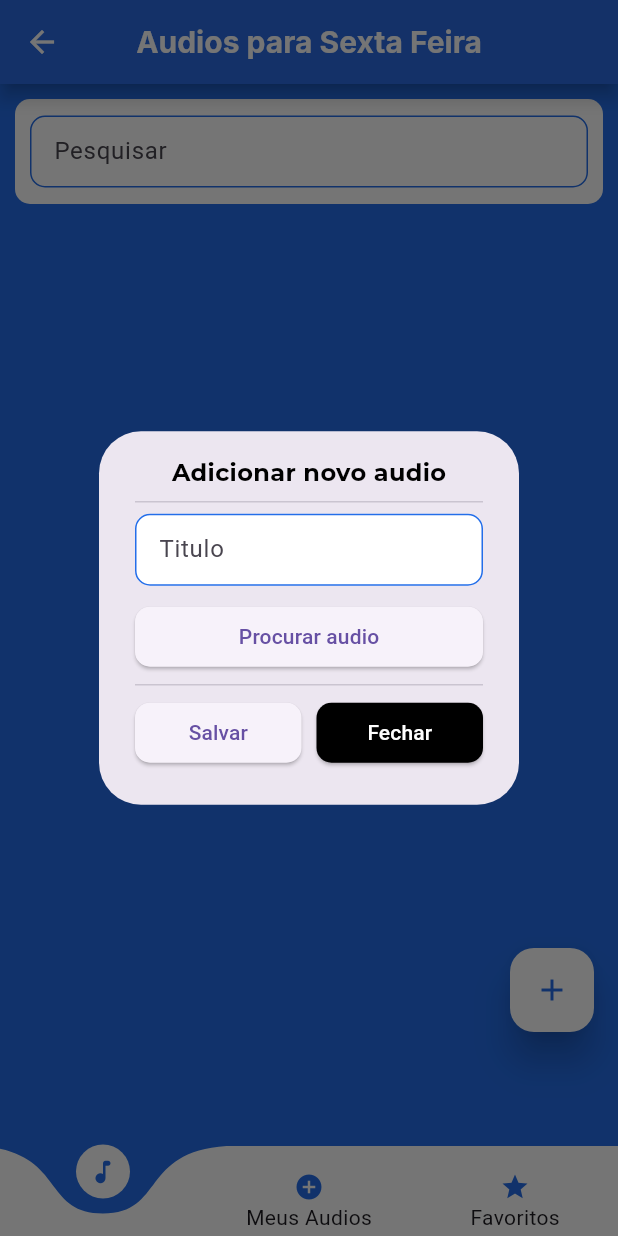
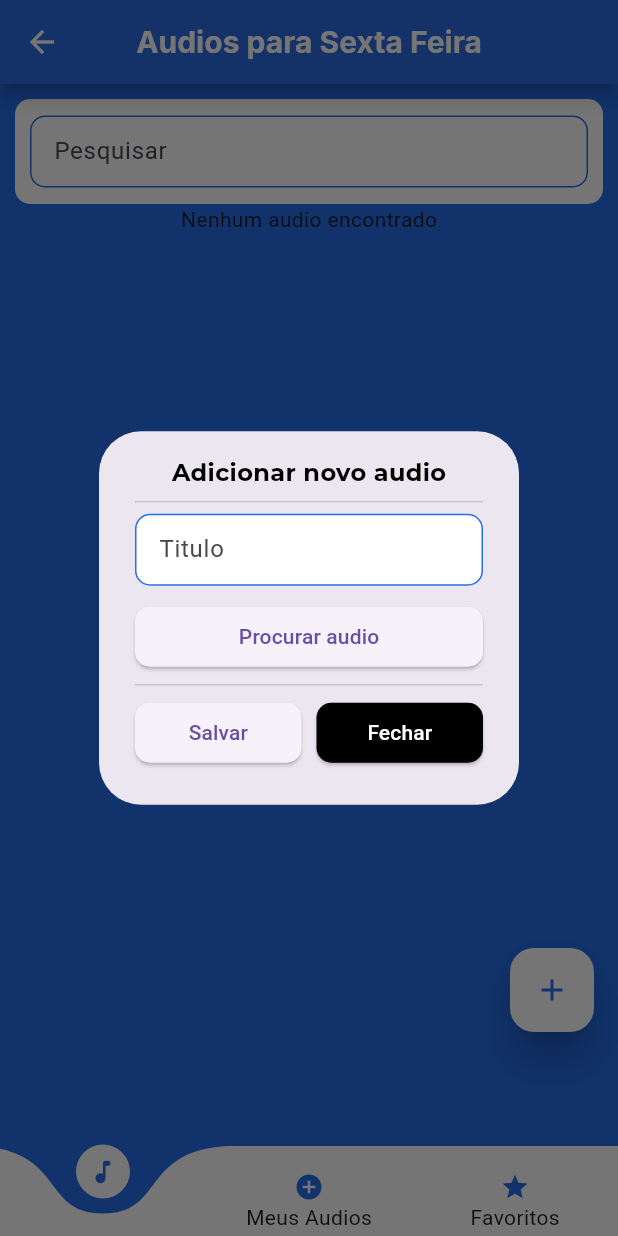
Before and after one commit to lucas3g/audio_sextafeira, a Flutter app: the MeusAudiosPage screen opened by its route, after a tap on the "add" icon, on a phone screen of 412 x 824 dp. Run offline on Flutter 3.47's test engine with Material 2 defaults, Android fonts, the phone set to English and light mode, and no system bars; drawn by our look-alikes of curved_navigation_bar, google_mobile_ads; our stand-ins replace audioplayers, dio, equatable, file_picker, flutter_mobx, flutter_modular and 6 more; missing offline and left inert: file_saver; accounts and stored records are empty; generated files the repository leaves out were written again; network calls fail; statements that could not run were skipped.

Commit message:
feat: search audios from db

```diff
--- a/lib/app/core_module/core_module.dart
+++ b/lib/app/core_module/core_module.dart
@@ -51,7 +51,7 @@ class CoreModule extends Module {
           tables: {table},
         );
 
-        service.init(param);
+        await service.init(param);
 
         return service;
       },
--- a/lib/app/modules/home/submodules/meus_audios/meus_audios_module.dart
+++ b/lib/app/modules/home/submodules/meus_audios/meus_audios_module.dart
@@ -1,3 +1,4 @@
+import 'package:audio_sextafeira/app/modules/home/submodules/lista_audios/presenter/mobx/audio_store.dart';
 import 'package:audio_sextafeira/app/modules/home/submodules/meus_audios/mobx/meus_audios_store.dart';
 import 'package:audio_sextafeira/app/modules/home/submodules/meus_audios/presenter/meus_audios_page.dart';
 import 'package:flutter_modular/flutter_modular.dart';
@@ -9,7 +10,7 @@ class MeusAudiosModule extends Module {
   @override
   final List<Bind> binds = [
     Bind.singleton<MeusAudiosStore>(
-      (i) => MeusAudiosStore(),
+      (i) => MeusAudiosStore(db: i()),
     ),
   ];
 
@@ -19,6 +20,7 @@ class MeusAudiosModule extends Module {
       '/',
       child: ((context, args) => MeusAudiosPage(
             store: Modular.get<MeusAudiosStore>(),
+            audioStore: Modular.get<AudioStore>(),
           )),
     ),
   ];
--- a/lib/app/modules/home/submodules/meus_audios/mobx/meus_audios_store.dart
+++ b/lib/app/modules/home/submodules/meus_audios/mobx/meus_audios_store.dart
@@ -2,15 +2,40 @@
 
 import 'dart:io';
 
-import 'package:audio_sextafeira/app/utils/my_snackbar.dart';
+import 'package:audio_sextafeira/app/core_module/services/sqflite/adapters/sqflite_adapter.dart';
+import 'package:audio_sextafeira/app/core_module/services/sqflite/adapters/tables.dart';
+import 'package:audio_sextafeira/app/core_module/services/sqflite/sqflite_storage_interface.dart';
+import 'package:audio_sextafeira/app/modules/home/submodules/lista_audios/domain/entities/audio.dart';
+import 'package:audio_sextafeira/app/modules/home/submodules/meus_audios/mobx/states/meus_audios_states.dart';
 import 'package:file_picker/file_picker.dart';
 import 'package:file_saver/file_saver.dart';
 import 'package:mobx/mobx.dart';
+
+import 'package:audio_sextafeira/app/utils/my_snackbar.dart';
+
 part 'meus_audios_store.g.dart';
 
 class MeusAudiosStore = _MeusAudiosStoreBase with _$MeusAudiosStore;
 
 abstract class _MeusAudiosStoreBase with Store {
+  final ISQLFliteStorage db;
+
+  _MeusAudiosStoreBase({
+    required this.db,
+  });
+
+  @observable
+  ObservableList<Audio> listAudios = ObservableList.of([]);
+
+  @observable
+  MeusAudiosStates _state = InitialMeusAudiosStates();
+
+  MeusAudiosStates get state => _state;
+
+  emit(MeusAudiosStates state) {
+    _state = state;
+  }
+
   @observable
   late File file = File('');
 
@@ -53,4 +78,22 @@ abstract class _MeusAudiosStoreBase with Store {
       MySnackBar(message: e.toString());
     }
   }
+
+  @action
+  Future getAllAudiosDB() async {
+    try {
+      emit(LoadingMeusAudiosStates());
+      final params = SQLFliteGetAllParam(table: Tables.meus_audios);
+
+      final result = await db.getAll(params);
+
+      final List<Audio> list = List.from(result.map(Audio.toEntity).toList());
+
+      listAudios = ObservableList.of(list);
+
+      emit(SuccessMeusAudiosStates());
+    } catch (e) {
+      emit(ErrorMeusAudiosStates(message: e.toString()));
+    }
+  }
 }
--- a/lib/app/modules/home/submodules/meus_audios/presenter/meus_audios_page.dart
+++ b/lib/app/modules/home/submodules/meus_audios/presenter/meus_audios_page.dart
@@ -1,15 +1,20 @@
 import 'package:flutter/material.dart';
+import 'package:flutter_mobx/flutter_mobx.dart';
 
+import 'package:audio_sextafeira/app/core_module/components/widgets/button_audio_widget.dart';
 import 'package:audio_sextafeira/app/core_module/components/widgets/my_input_widget.dart';
+import 'package:audio_sextafeira/app/modules/home/submodules/lista_audios/presenter/mobx/audio_store.dart';
 import 'package:audio_sextafeira/app/modules/home/submodules/meus_audios/mobx/meus_audios_store.dart';
 import 'package:audio_sextafeira/app/modules/home/submodules/meus_audios/presenter/widgets/modal_add_audio_widget.dart';
 import 'package:audio_sextafeira/app/theme/app_theme.dart';
 
 class MeusAudiosPage extends StatefulWidget {
   final MeusAudiosStore store;
+  final AudioStore audioStore;
   const MeusAudiosPage({
     Key? key,
     required this.store,
+    required this.audioStore,
   }) : super(key: key);
 
   @override
@@ -20,6 +25,17 @@ class _MeusAudiosPageState extends State<MeusAudiosPage> {
   final searchController = TextEditingController();
 
   final fPesquisa = FocusNode();
+
+  Future getAllAudios() async {
+    await widget.store.getAllAudiosDB();
+  }
+
+  @override
+  void initState() {
+    super.initState();
+
+    getAllAudios();
+  }
 
   @override
   Widget build(BuildContext context) {
@@ -43,6 +59,39 @@ class _MeusAudiosPageState extends State<MeusAudiosPage> {
                 textEditingController: searchController,
               ),
             ),
+            Observer(builder: (context) {
+              final audios = widget.store.listAudios;
+
+              if (audios.isEmpty) {
+                return const Center(
+                  child: Text('Nenhum audio encontrado'),
+                );
+              }
+
+              audios.sort((a, b) => b.id.compareTo(a.id));
+
+              return Expanded(
+                child: GridView.builder(
+                  padding: const EdgeInsets.only(bottom: 15),
+                  gridDelegate: const SliverGridDelegateWithFixedCrossAxisCount(
+                    childAspectRatio: 0.56,
+                    crossAxisCount: 3,
+                    mainAxisSpacing: 10,
+                    crossAxisSpacing: 10,
+                  ),
+                  itemCount: audios.length,
+                  itemBuilder: (context, index) {
+                    final audio = audios[index];
+
+                    return ButtonAudioWidget(
+                      audio: audio,
+                      audioStore: widget.audioStore,
+                      index: index,
+                    );
+                  },
+                ),
+              );
+            })
           ],
         ),
       ),
```
Also changed, not shown: lib/app/modules/home/submodules/lista_audios/domain/entities/audio.dart (+10 -0 lines), lib/app/modules/home/submodules/meus_audios/mobx/states/meus_audios_states.dart (added, +15 -0 lines), lib/app/modules/home/submodules/meus_audios/mobx/meus_audios_store.g.dart.
